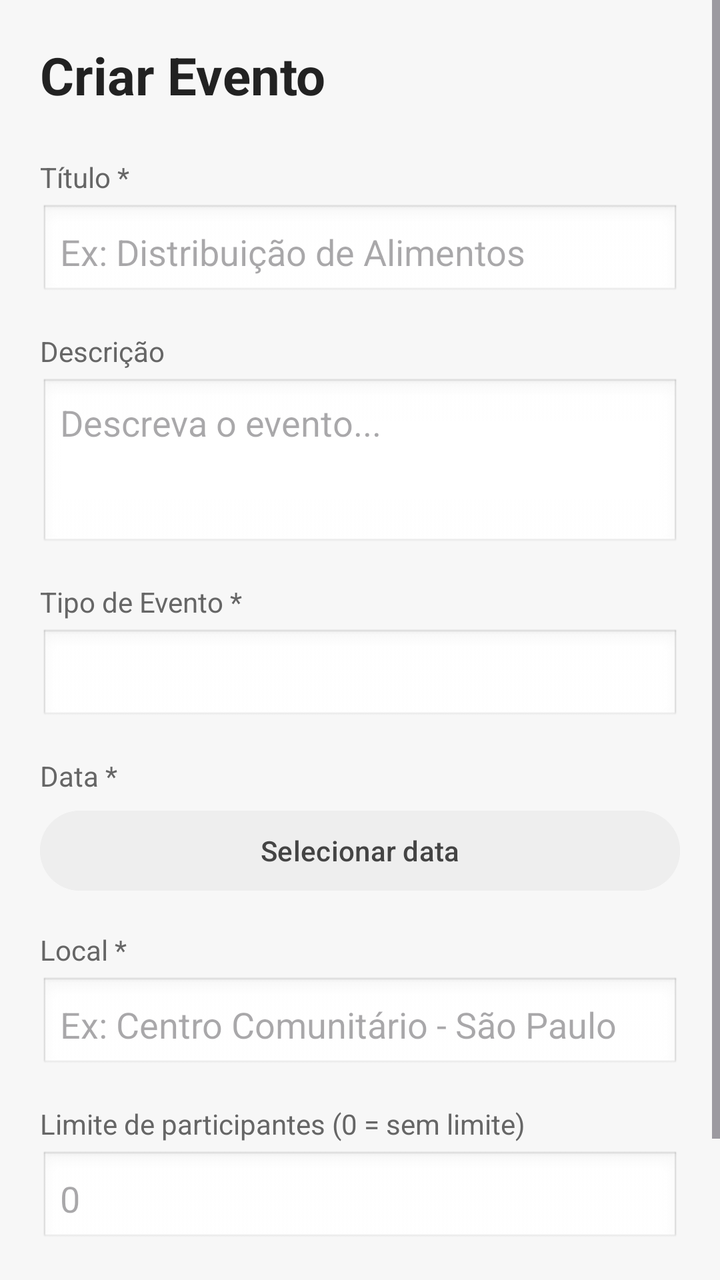
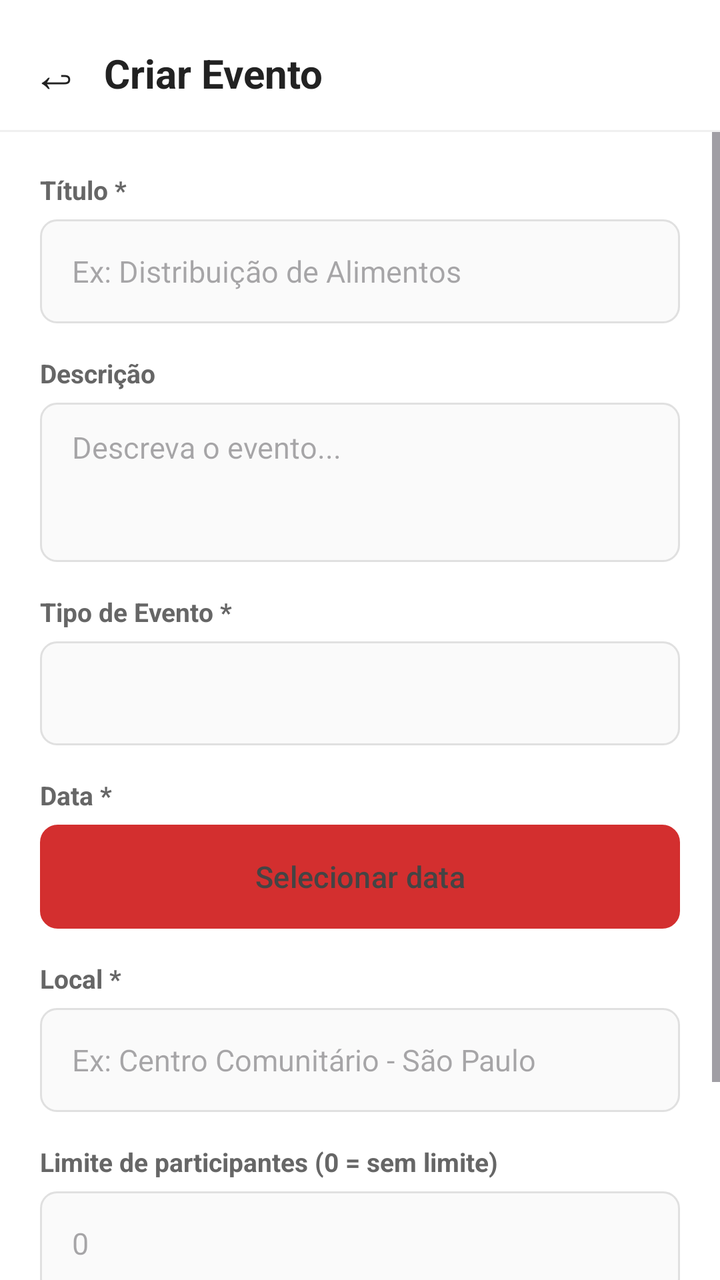

Screens rendered from an Android XML layout before and after an edit, with the pre-edit source and the edit as a unified diff.
<!-- AndroidManifest.xml: application theme Theme.Extensao -->
<!-- res/layout/activity_admin_event.xml -->
<?xml version="1.0" encoding="utf-8"?>
<ScrollView xmlns:android="http://schemas.android.com/apk/res/android"
    android:layout_width="match_parent"
    android:layout_height="match_parent"
    android:background="#F7F7F7">

    <LinearLayout
        android:orientation="vertical"
        android:padding="20dp"
        android:layout_width="match_parent"
        android:layout_height="wrap_content">

        <TextView
            android:id="@+id/txtTituloAdmin"
            android:layout_width="wrap_content"
            android:layout_height="wrap_content"
            android:text="Criar Evento"
            android:textSize="26sp"
            android:textStyle="bold"
            android:textColor="#222222"
            android:layout_marginBottom="24dp" />

        <TextView
            android:layout_width="wrap_content"
            android:layout_height="wrap_content"
            android:text="Título *"
            android:textSize="14sp"
            android:textColor="#666666"
            android:layout_marginBottom="4dp" />

        <EditText
            android:id="@+id/editTitulo"
            android:layout_width="match_parent"
            android:layout_height="wrap_content"
            android:hint="Ex: Distribuição de Alimentos"
            android:inputType="textCapSentences"
            android:layout_marginBottom="16dp"
            android:background="@android:drawable/edit_text"
            android:padding="10dp" />

        <TextView
            android:layout_width="wrap_content"
            android:layout_height="wrap_content"
            android:text="Descrição"
            android:textSize="14sp"
            android:textColor="#666666"
            android:layout_marginBottom="4dp" />

        <EditText
            android:id="@+id/editDescricao"
            android:layout_width="match_parent"
            android:layout_height="wrap_content"
            android:hint="Descreva o evento..."
            android:inputType="textMultiLine|textCapSentences"
            android:minLines="3"
            android:gravity="top"
            android:layout_marginBottom="16dp"
            android:background="@android:drawable/edit_text"
            android:padding="10dp" />

        <TextView
            android:layout_width="wrap_content"
            android:layout_height="wrap_content"
            android:text="Tipo de Evento *"
            android:textSize="14sp"
            android:textColor="#666666"
            android:layout_marginBottom="4dp" />

        <Spinner
            android:id="@+id/spinnerTipo"
            android:layout_width="match_parent"
            android:layout_height="wrap_content"
            android:layout_marginBottom="16dp"
            android:background="@android:drawable/edit_text"
            android:padding="4dp" />

        <TextView
            android:layout_width="wrap_content"
            android:layout_height="wrap_content"
            android:text="Data *"
            android:textSize="14sp"
            android:textColor="#666666"
            android:layout_marginBottom="4dp" />

        <Button
            android:id="@+id/btnSelecionarData"
            android:layout_width="match_parent"
            android:layout_height="wrap_content"
            android:text="Selecionar data"
            android:backgroundTint="#EEEEEE"
            android:textColor="#444444"
            android:textAllCaps="false"
            android:layout_marginBottom="16dp" />

        <TextView
            android:id="@+id/txtLocalLabel"
            android:layout_width="wrap_content"
            android:layout_height="wrap_content"
            android:text="Local *"
            android:textSize="14sp"
            android:textColor="#666666"
            android:layout_marginBottom="4dp" />

        <EditText
            android:id="@+id/editLocal"
            android:layout_width="match_parent"
            android:layout_height="wrap_content"
            android:hint="Ex: Centro Comunitário - São Paulo"
            android:inputType="textCapSentences"
            android:layout_marginBottom="16dp"
            android:background="@android:drawable/edit_text"
            android:padding="10dp" />

        <TextView
            android:layout_width="wrap_content"
            android:layout_height="wrap_content"
            android:text="Limite de participantes (0 = sem limite)"
            android:textSize="14sp"
            android:textColor="#666666"
            android:layout_marginBottom="4dp" />

        <EditText
            android:id="@+id/editLimite"
            android:layout_width="match_parent"
            android:layout_height="wrap_content"
            android:hint="0"
            android:inputType="number"
            android:layout_marginBottom="16dp"
            android:background="@android:drawable/edit_text"
            android:padding="10dp" />

        <TextView
            android:id="@+id/txtStatusLabel"
            android:layout_width="wrap_content"
            android:layout_height="wrap_content"
            android:text="Status"
            android:textSize="14sp"
            android:textColor="#666666"
            android:layout_marginBottom="4dp"
            android:visibility="gone" />

        <Spinner
            android:id="@+id/spinnerStatus"
            android:layout_width="match_parent"
            android:layout_height="wrap_content"
            android:layout_marginBottom="24dp"
            android:visibility="gone" />

        <Button
            android:id="@+id/btnSalvar"
            android:layout_width="match_parent"
            android:layout_height="wrap_content"
            android:text="Salvar Evento"
            android:textAllCaps="false"
            android:textStyle="bold"
            android:textColor="#FFFFFF"
            android:backgroundTint="#6750A4"
            android:layout_marginBottom="12dp" />

        <Button
            android:id="@+id/btnExcluir"
            android:layout_width="match_parent"
            android:layout_height="wrap_content"
            android:text="Excluir Evento"
            android:textAllCaps="false"
            android:textStyle="bold"
            android:textColor="#FFFFFF"
            android:backgroundTint="#D32F2F"
            android:visibility="gone"
            android:layout_marginBottom="12dp" />

        <Button
            android:id="@+id/btnVerInscritos"
            android:layout_width="match_parent"
            android:layout_height="wrap_content"
            android:text="Ver Inscritos"
            android:textAllCaps="false"
            android:textColor="#FFFFFF"
            android:backgroundTint="#6750A4"
            android:visibility="gone"
            android:layout_marginBottom="24dp" />

        <ProgressBar
            android:id="@+id/progressAdmin"
            android:layout_width="wrap_content"
            android:layout_height="wrap_content"
            android:layout_gravity="center"
            android:visibility="gone" />

    </LinearLayout>
</ScrollView>
<!-- resources referenced by this layout -->
<resources>
  <style name="Theme.Extensao" parent="Base.Theme.Extensao" />
  <style name="Base.Theme.Extensao" parent="Theme.Material3.DayNight.NoActionBar">
          
          
      </style>
</resources>

<!-- the commit's change to res/layout/activity_admin_event.xml (unified diff, before → after) -->
@@ -1,191 +1,263 @@
 <?xml version="1.0" encoding="utf-8"?>
-<ScrollView xmlns:android="http://schemas.android.com/apk/res/android"
+<LinearLayout xmlns:android="http://schemas.android.com/apk/res/android"
+    android:orientation="vertical"
     android:layout_width="match_parent"
     android:layout_height="match_parent"
-    android:background="#F7F7F7">
-
+    android:background="@color/white">
+
+    
     <LinearLayout
-        android:orientation="vertical"
-        android:padding="20dp"
+        android:orientation="horizontal"
         android:layout_width="match_parent"
-        android:layout_height="wrap_content">
+        android:layout_height="wrap_content"
+        android:gravity="center_vertical"
+        android:paddingStart="16dp"
+        android:paddingEnd="16dp"
+        android:paddingTop="20dp"
+        android:paddingBottom="12dp">
+
+        <TextView
+            android:id="@+id/btnVoltarAdmin"
+            android:layout_width="wrap_content"
+            android:layout_height="wrap_content"
+            android:text="&#8617;"
+            android:textSize="24sp"
+            android:textColor="@color/text_primary"
+            android:paddingEnd="12dp"
+            android:clickable="true"
+            android:focusable="true" />
 
         <TextView
             android:id="@+id/txtTituloAdmin"
-            android:layout_width="wrap_content"
+            android:layout_width="0dp"
             android:layout_height="wrap_content"
+            android:layout_weight="1"
             android:text="Criar Evento"
-            android:textSize="26sp"
+            android:textSize="20sp"
             android:textStyle="bold"
-            android:textColor="#222222"
-            android:layout_marginBottom="24dp" />
-
-        <TextView
-            android:layout_width="wrap_content"
-            android:layout_height="wrap_content"
-            android:text="Título *"
-            android:textSize="14sp"
-            android:textColor="#666666"
-            android:layout_marginBottom="4dp" />
-
-        <EditText
-            android:id="@+id/editTitulo"
+            android:textColor="@color/text_primary" />
+
+    </LinearLayout>
+
+    <View
+        android:layout_width="match_parent"
+        android:layout_height="1dp"
+        android:background="@color/divider" />
+
+    <ScrollView
+        android:layout_width="match_parent"
+        android:layout_height="match_parent">
+
+        <LinearLayout
+            android:orientation="vertical"
+            android:paddingStart="20dp"
+            android:paddingEnd="20dp"
+            android:paddingTop="20dp"
+            android:paddingBottom="32dp"
             android:layout_width="match_parent"
-            android:layout_height="wrap_content"
-            android:hint="Ex: Distribuição de Alimentos"
-            android:inputType="textCapSentences"
-            android:layout_marginBottom="16dp"
-            android:background="@android:drawable/edit_text"
-            android:padding="10dp" />
-
-        <TextView
-            android:layout_width="wrap_content"
-            android:layout_height="wrap_content"
-            android:text="Descrição"
-            android:textSize="14sp"
-            android:textColor="#666666"
-            android:layout_marginBottom="4dp" />
-
-        <EditText
-            android:id="@+id/editDescricao"
-            android:layout_width="match_parent"
-            android:layout_height="wrap_content"
-            android:hint="Descreva o evento..."
-            android:inputType="textMultiLine|textCapSentences"
-            android:minLines="3"
-            android:gravity="top"
-            android:layout_marginBottom="16dp"
-            android:background="@android:drawable/edit_text"
-            android:padding="10dp" />
-
-        <TextView
-            android:layout_width="wrap_content"
-            android:layout_height="wrap_content"
-            android:text="Tipo de Evento *"
-            android:textSize="14sp"
-            android:textColor="#666666"
-            android:layout_marginBottom="4dp" />
-
-        <Spinner
-            android:id="@+id/spinnerTipo"
-            android:layout_width="match_parent"
-            android:layout_height="wrap_content"
-            android:layout_marginBottom="16dp"
-            android:background="@android:drawable/edit_text"
-            android:padding="4dp" />
-
-        <TextView
-            android:layout_width="wrap_content"
-            android:layout_height="wrap_content"
-            android:text="Data *"
-            android:textSize="14sp"
-            android:textColor="#666666"
-            android:layout_marginBottom="4dp" />
-
-        <Button
-            android:id="@+id/btnSelecionarData"
-            android:layout_width="match_parent"
-            android:layout_height="wrap_content"
-            android:text="Selecionar data"
-            android:backgroundTint="#EEEEEE"
-            android:textColor="#444444"
-            android:textAllCaps="false"
-            android:layout_marginBottom="16dp" />
-
-        <TextView
-            android:id="@+id/txtLocalLabel"
-            android:layout_width="wrap_content"
-            android:layout_height="wrap_content"
-            android:text="Local *"
-            android:textSize="14sp"
-            android:textColor="#666666"
-            android:layout_marginBottom="4dp" />
-
-        <EditText
-            android:id="@+id/editLocal"
-            android:layout_width="match_parent"
-            android:layout_height="wrap_content"
-            android:hint="Ex: Centro Comunitário - São Paulo"
-            android:inputType="textCapSentences"
-            android:layout_marginBottom="16dp"
-            android:background="@android:drawable/edit_text"
-            android:padding="10dp" />
-
-        <TextView
-            android:layout_width="wrap_content"
-            android:layout_height="wrap_content"
-            android:text="Limite de participantes (0 = sem limite)"
-            android:textSize="14sp"
-            android:textColor="#666666"
-            android:layout_marginBottom="4dp" />
-
-        <EditText
-            android:id="@+id/editLimite"
-            android:layout_width="match_parent"
-            android:layout_height="wrap_content"
-            android:hint="0"
-            android:inputType="number"
-            android:layout_marginBottom="16dp"
-            android:background="@android:drawable/edit_text"
-            android:padding="10dp" />
-
-        <TextView
-            android:id="@+id/txtStatusLabel"
-            android:layout_width="wrap_content"
-            android:layout_height="wrap_content"
-            android:text="Status"
-            android:textSize="14sp"
-            android:textColor="#666666"
-            android:layout_marginBottom="4dp"
-            android:visibility="gone" />
-
-        <Spinner
-            android:id="@+id/spinnerStatus"
-            android:layout_width="match_parent"
-            android:layout_height="wrap_content"
-            android:layout_marginBottom="24dp"
-            android:visibility="gone" />
-
-        <Button
-            android:id="@+id/btnSalvar"
-            android:layout_width="match_parent"
-            android:layout_height="wrap_content"
-            android:text="Salvar Evento"
-            android:textAllCaps="false"
-            android:textStyle="bold"
-            android:textColor="#FFFFFF"
-            android:backgroundTint="#6750A4"
-            android:layout_marginBottom="12dp" />
-
-        <Button
-            android:id="@+id/btnExcluir"
-            android:layout_width="match_parent"
-            android:layout_height="wrap_content"
-            android:text="Excluir Evento"
-            android:textAllCaps="false"
-            android:textStyle="bold"
-            android:textColor="#FFFFFF"
-            android:backgroundTint="#D32F2F"
-            android:visibility="gone"
-            android:layout_marginBottom="12dp" />
-
-        <Button
-            android:id="@+id/btnVerInscritos"
-            android:layout_width="match_parent"
-            android:layout_height="wrap_content"
-            android:text="Ver Inscritos"
-            android:textAllCaps="false"
-            android:textColor="#FFFFFF"
-            android:backgroundTint="#6750A4"
-            android:visibility="gone"
-            android:layout_marginBottom="24dp" />
-
-        <ProgressBar
-            android:id="@+id/progressAdmin"
-            android:layout_width="wrap_content"
-            android:layout_height="wrap_content"
-            android:layout_gravity="center"
-            android:visibility="gone" />
-
-    </LinearLayout>
-</ScrollView>
+            android:layout_height="wrap_content">
+
+            
+            <TextView
+                android:layout_width="wrap_content"
+                android:layout_height="wrap_content"
+                android:text="Título *"
+                android:textSize="13sp"
+                android:textStyle="bold"
+                android:textColor="@color/text_secondary"
+                android:layout_marginBottom="6dp" />
+
+            <EditText
+                android:id="@+id/editTitulo"
+                android:layout_width="match_parent"
+                android:layout_height="52dp"
+                android:hint="Ex: Distribuição de Alimentos"
+                android:inputType="textCapSentences"
+                android:background="@drawable/bg_input_field"
+                android:paddingStart="16dp"
+                android:paddingEnd="16dp"
+                android:textSize="15sp"
+                android:layout_marginBottom="16dp" />
+
+            
+            <TextView
+                android:layout_width="wrap_content"
+                android:layout_height="wrap_content"
+                android:text="Descrição"
+                android:textSize="13sp"
+                android:textStyle="bold"
+                android:textColor="@color/text_secondary"
+                android:layout_marginBottom="6dp" />
+
+            <EditText
+                android:id="@+id/editDescricao"
+                android:layout_width="match_parent"
+                android:layout_height="wrap_content"
+                android:hint="Descreva o evento..."
+                android:inputType="textMultiLine|textCapSentences"
+                android:minLines="3"
+                android:gravity="top"
+                android:background="@drawable/bg_input_field"
+                android:paddingStart="16dp"
+                android:paddingEnd="16dp"
+                android:paddingTop="12dp"
+                android:paddingBottom="12dp"
+                android:textSize="15sp"
+                android:layout_marginBottom="16dp" />
+
+            
+            <TextView
+                android:layout_width="wrap_content"
+                android:layout_height="wrap_content"
+                android:text="Tipo de Evento *"
+                android:textSize="13sp"
+                android:textStyle="bold"
+                android:textColor="@color/text_secondary"
+                android:layout_marginBottom="6dp" />
+
+            <Spinner
+                android:id="@+id/spinnerTipo"
+                android:layout_width="match_parent"
+                android:layout_height="52dp"
+                android:background="@drawable/bg_input_field"
+                android:paddingStart="12dp"
+                android:paddingEnd="12dp"
+                android:layout_marginBottom="16dp" />
+
+            
+            <TextView
+                android:layout_width="wrap_content"
+                android:layout_height="wrap_content"
+                android:text="Data *"
+                android:textSize="13sp"
+                android:textStyle="bold"
+                android:textColor="@color/text_secondary"
+                android:layout_marginBottom="6dp" />
+
+            <Button
+                android:id="@+id/btnSelecionarData"
+                android:layout_width="match_parent"
+                android:layout_height="52dp"
+                android:text="Selecionar data"
+                android:background="@drawable/bg_botao_secundario"
+                android:textColor="@color/text_description"
+                android:textAllCaps="false"
+                android:textSize="15sp"
+                android:layout_marginBottom="16dp" />
+
+            
+            <TextView
+                android:id="@+id/txtLocalLabel"
+                android:layout_width="wrap_content"
+                android:layout_height="wrap_content"
+                android:text="Local *"
+                android:textSize="13sp"
+                android:textStyle="bold"
+                android:textColor="@color/text_secondary"
+                android:layout_marginBottom="6dp" />
+
+            <EditText
+                android:id="@+id/editLocal"
+                android:layout_width="match_parent"
+                android:layout_height="52dp"
+                android:hint="Ex: Centro Comunitário - São Paulo"
+                android:inputType="textCapSentences"
+                android:background="@drawable/bg_input_field"
+                android:paddingStart="16dp"
+                android:paddingEnd="16dp"
+                android:textSize="15sp"
+                android:layout_marginBottom="16dp" />
+
+            
+            <TextView
+                android:layout_width="wrap_content"
+                android:layout_height="wrap_content"
+                android:text="Limite de participantes (0 = sem limite)"
+                android:textSize="13sp"
+                android:textStyle="bold"
+                android:textColor="@color/text_secondary"
+                android:layout_marginBottom="6dp" />
+
+            <EditText
+                android:id="@+id/editLimite"
+                android:layout_width="match_parent"
+                android:layout_height="52dp"
+                android:hint="0"
+                android:inputType="number"
+                android:background="@drawable/bg_input_field"
+                android:paddingStart="16dp"
+                android:paddingEnd="16dp"
+                android:textSize="15sp"
+                android:layout_marginBottom="16dp" />
+
+            
+            <TextView
+                android:id="@+id/txtStatusLabel"
+                android:layout_width="wrap_content"
+                android:layout_height="wrap_content"
+                android:text="Status"
+                android:textSize="13sp"
+                android:textStyle="bold"
+                android:textColor="@color/text_secondary"
+                android:layout_marginBottom="6dp"
+                android:visibility="gone" />
+
+            <Spinner
+                android:id="@+id/spinnerStatus"
+                android:layout_width="match_parent"
+                android:layout_height="52dp"
+                android:background="@drawable/bg_input_field"
+                android:paddingStart="12dp"
+                android:paddingEnd="12dp"
+                android:layout_marginBottom="24dp"
+                android:visibility="gone" />
+
+            
+            <Button
+                android:id="@+id/btnSalvar"
+                android:layout_width="match_parent"
+                android:layout_height="52dp"
+                android:text="Salvar Evento"
+                android:textAllCaps="false"
+                android:textStyle="bold"
+                android:textColor="@color/white"
+                android:background="@drawable/bg_botao_inscrever"
+                android:layout_marginBottom="12dp" />
+
+            
+            <Button
+                android:id="@+id/btnExcluir"
+                android:layout_width="match_parent"
+                android:layout_height="52dp"
+                android:text="Excluir Evento"
+                android:textAllCaps="false"
+                android:textStyle="bold"
+                android:textColor="@color/white"
+                android:backgroundTint="@color/status_red_dark"
+                android:visibility="gone"
+                android:layout_marginBottom="12dp" />
+
+            
+            <Button
+                android:id="@+id/btnVerInscritos"
+                android:layout_width="match_parent"
+                android:layout_height="52dp"
+                android:text="Ver Inscritos"
+                android:textAllCaps="false"
+                android:textColor="@color/primary_red"
+                android:background="@drawable/bg_botao_secundario"
+                android:visibility="gone"
+                android:layout_marginBottom="24dp" />
+
+            <ProgressBar
+                android:id="@+id/progressAdmin"
+                android:layout_width="wrap_content"
+                android:layout_height="wrap_content"
+                android:layout_gravity="center"
+                android:visibility="gone" />
+
+        </LinearLayout>
+
+    </ScrollView>
+
+</LinearLayout>
<!-- resource entries referenced after the edit -->
@@ -1,9 +1,53 @@
 <!-- resources referenced by this layout -->
 <resources>
+  <color name="divider">#F0F0F0</color>
+  <color name="primary_red">#D32F2F</color>
+  <color name="status_red_dark">#B71C1C</color>
+  <color name="text_description">#444444</color>
+  <color name="text_primary">#222222</color>
+  <color name="text_secondary">#666666</color>
+  <color name="white">#FFFFFFFF</color>
+  <!-- drawable bg_botao_inscrever (drawable) -->
+  <?xml version="1.0" encoding="utf-8"?>
+  <shape xmlns:android="http://schemas.android.com/apk/res/android">
+      <solid android:color="@color/primary_red"/>
+      <corners android:radius="8dp"/>
+  </shape>
+  <!-- drawable bg_botao_secundario (drawable) -->
+  <?xml version="1.0" encoding="utf-8"?>
+  <shape xmlns:android="http://schemas.android.com/apk/res/android">
+      <solid android:color="#FFFFFF"/>
+      <corners android:radius="8dp"/>
+      <stroke
+          android:width="1.5dp"
+          android:color="#D32F2F"/>
+  </shape>
+  <!-- drawable bg_input_field (drawable) -->
+  <?xml version="1.0" encoding="utf-8"?>
+  <shape xmlns:android="http://schemas.android.com/apk/res/android">
+      <solid android:color="#FAFAFA"/>
+      <corners android:radius="8dp"/>
+      <stroke
+          android:width="1dp"
+          android:color="#E0E0E0"/>
+  </shape>
   <style name="Theme.Extensao" parent="Base.Theme.Extensao" />
-  <style name="Base.Theme.Extensao" parent="Theme.Material3.DayNight.NoActionBar">
+  <style name="Base.Theme.Extensao" parent="Theme.Material3.Light.NoActionBar">
+          <item name="colorPrimary">@color/primary_red</item>
+          <item name="colorPrimaryVariant">@color/primary_red_dark</item>
+          <item name="colorOnPrimary">@color/white</item>
+          <item name="colorSecondary">@color/primary_red</item>
+          <item name="colorOnSecondary">@color/white</item>
+          <item name="android:windowBackground">@color/white</item>
+          <item name="colorSurface">@color/white</item>
+          <item name="colorOnSurface">@color/text_primary</item>
           
-          
+          <item name="bottomNavigationStyle">@style/BottomNavStyle</item>
+      </style>
+  <color name="primary_red_dark">#B71C1C</color>
+  <style name="BottomNavStyle" parent="Widget.MaterialComponents.BottomNavigationView">
+          <item name="itemIconTint">@color/bottom_nav_color</item>
+          <item name="itemTextColor">@color/bottom_nav_color</item>
       </style>
 </resources>
 
